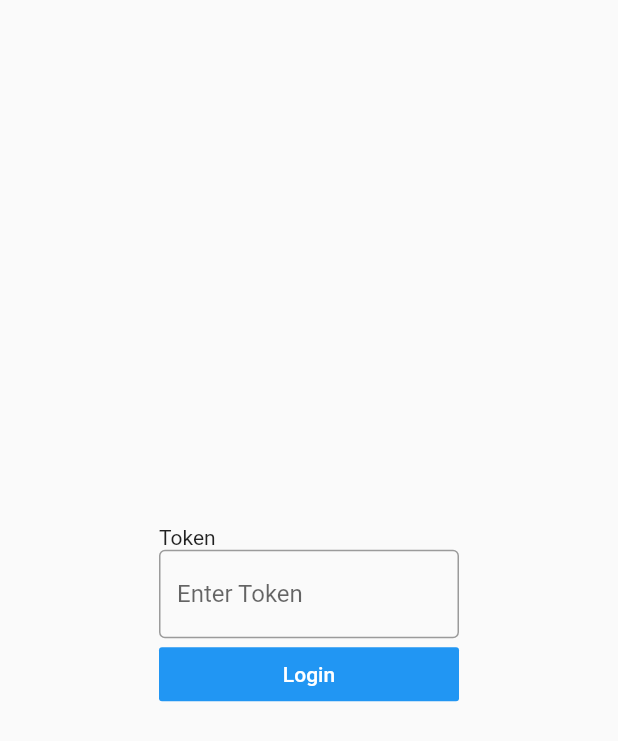
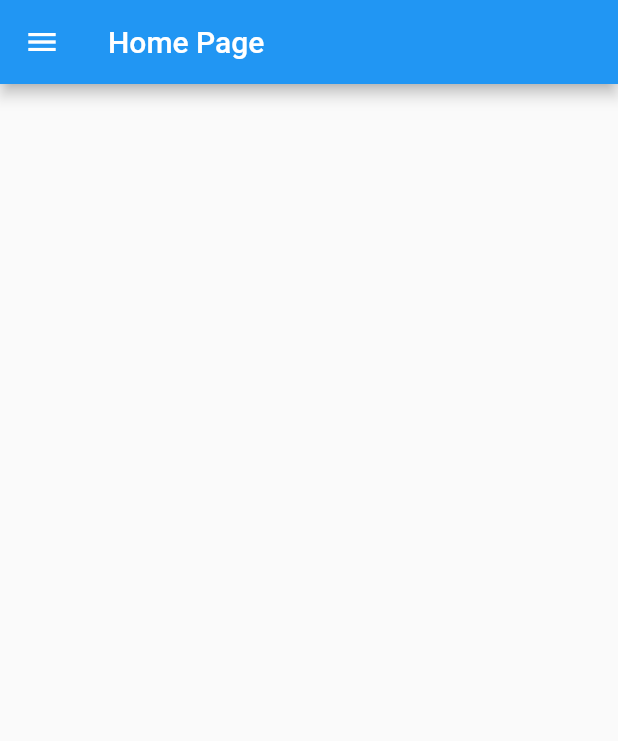
Before and after one commit to yanuyanu/demo_app, a Flutter app: the screen it shows after launch, after a tap on "Login", on a phone screen of 412 x 824 dp. Shown: the top 741 px of the screen. Run offline on Flutter 3.47's test engine with Material 2 defaults, Android fonts, the phone set to English and light mode, and no system bars.

Commit message:
Adding home page screen

```diff
--- a/lib/main.dart
+++ b/lib/main.dart
@@ -1,4 +1,4 @@
 import 'package:flutter/material.dart';
 import 'package:demo_app/pages/splash/splash_page.dart';
 
-void main() => runApp((Splash()));
+void main() => runApp(Splash());
--- /dev/null
+++ b/lib/pages/home/home_page.dart
@@ -0,0 +1,33 @@
+import 'package:flutter/material.dart';
+import 'package:demo_app/pages/menus/drawer_page.dart';
+
+class Home extends StatelessWidget {
+  @override
+  Widget build(BuildContext context) {
+    return MaterialApp(
+      title: 'Home Page',
+      home: HomePage(),
+    );
+  }
+}
+
+class HomePage extends StatefulWidget {
+  @override
+  _HomePageState createState() => _HomePageState();
+}
+
+class _HomePageState extends State<HomePage> {
+  void processState() {
+    setState(() {});
+  }
+
+  @override
+  Widget build(BuildContext context) {
+    return Scaffold(
+      appBar: AppBar(
+        title: Text('Home Page'),
+      ),
+      drawer: DrawerPage(),
+    );
+  }
+}
--- a/lib/pages/login/login_page.dart
+++ b/lib/pages/login/login_page.dart
@@ -1,4 +1,5 @@
 import 'package:flutter/material.dart';
+import 'package:demo_app/pages/home/home_page.dart';
 
 class Login extends StatelessWidget {
   // This widget is the root of your application.
@@ -14,23 +15,9 @@ class Login extends StatelessWidget {
   }
 }
 
-class LoginPage extends StatefulWidget {
-
-  @override
-  _LoginPageState createState() => _LoginPageState();
-}
-
-class _LoginPageState extends State<LoginPage> {
-
-  void _incrementCounter() {
-    setState(() {
-
-    });
-  }
-
+class LoginPage extends StatelessWidget {
   @override
   Widget build(BuildContext context) {
-
     return Scaffold(
       body: Center(
         child: Column(
@@ -45,16 +32,23 @@ class _LoginPageState extends State<LoginPage> {
             Container(
               child: TextField(
                 decoration: InputDecoration(
-                  border: OutlineInputBorder(),
-                  labelText: 'Enter Token'
-                ),
+                    border: OutlineInputBorder(), labelText: 'Enter Token'),
               ),
               width: 200,
             ),
             Container(
               child: FlatButton(
                 onPressed: () {
-
+                  Navigator.of(context).pushReplacement(new PageRouteBuilder(
+                      maintainState: true,
+                      opaque: true,
+                      pageBuilder: (context, animation, secondaryAnimation) =>
+                          new Home(),
+                      transitionDuration: const Duration(seconds: 2),
+                      transitionsBuilder:
+                          (context, animation, secondaryAnimation, child) {
+                        return child;
+                      }));
                 },
                 child: Text('Login'),
                 color: Colors.blue,
--- a/lib/pages/splash/splash_page.dart
+++ b/lib/pages/splash/splash_page.dart
@@ -56,8 +56,7 @@ class _SplashPageState extends State<SplashPage> {
         pageBuilder: (context, animation, secondaryAnimation) => new Login(),
         transitionDuration: const Duration(seconds: 2),
         transitionsBuilder: (context, animation, secondaryAnimation, child) {
-      return child;
-    }
-        ));
+          return child;
+        }));
   }
 }
```
Also changed, not shown: lib/pages/menus/drawer_page.dart (added, +41 -0 lines).
